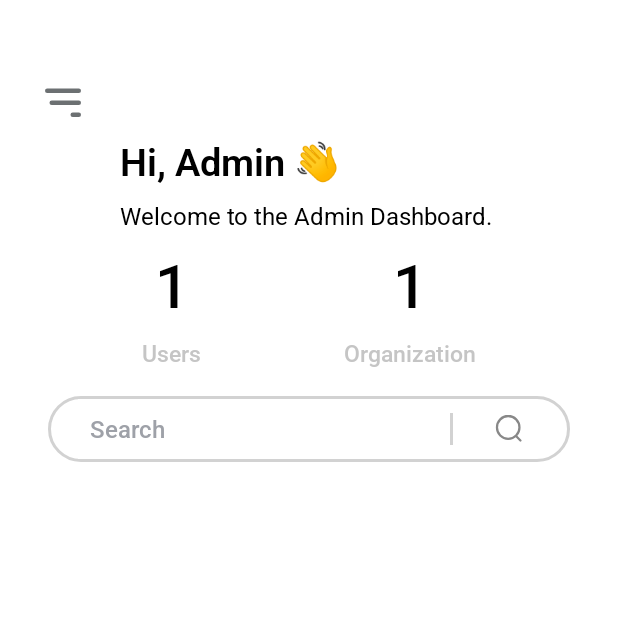
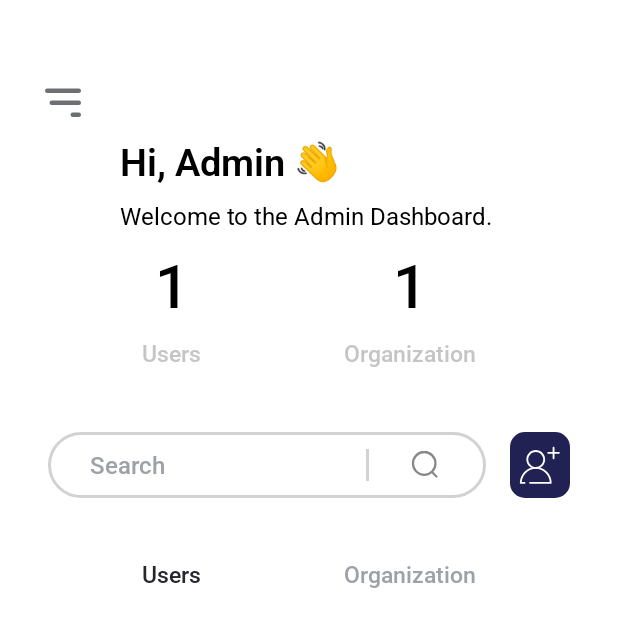
Before and after one commit to BekaBratan/UniHub, an Android app: the fragment AdminPageFragment shown on its own in the app's theme, on a phone screen of 412 x 824 dp. Shown: the top 627 px of the screen. Run offline under Robolectric (Android 15) with nearby library versions, the phone set to English and light mode, and no system bars.

Commit message:
Add user management UI elements and icons in AdminPageFragment

```diff
--- /dev/null
+++ b/app/src/main/res/drawable/sh_10dp.xml
@@ -0,0 +1,4 @@
+<?xml version="1.0" encoding="utf-8"?>
+<shape xmlns:android="http://schemas.android.com/apk/res/android">
+    <corners android:radius="10dp" />
+</shape>
--- /dev/null
+++ b/app/src/main/res/drawable/sh_8dp.xml
@@ -0,0 +1,4 @@
+<?xml version="1.0" encoding="utf-8"?>
+<shape xmlns:android="http://schemas.android.com/apk/res/android">
+    <corners android:radius="8dp" />
+</shape>
--- a/app/src/main/res/layout/fragment_admin_page.xml
+++ b/app/src/main/res/layout/fragment_admin_page.xml
@@ -111,19 +111,27 @@
         app:layout_constraintTop_toBottomOf="@+id/tvOrganizationsCount"/>
 
     <LinearLayout
-        android:id="@+id/llSearch"
+        android:id="@+id/llSearchUsers"
         android:layout_width="match_parent"
         android:layout_height="wrap_content"
         android:orientation="horizontal"
-        android:layout_marginTop="18dp"
+        android:layout_marginTop="42dp"
+        android:gravity="center_vertical"
+        android:layout_marginHorizontal="32dp"
+        app:layout_constraintTop_toBottomOf="@+id/tvUsers"
+        app:layout_constraintStart_toStartOf="parent"
+        app:layout_constraintEnd_toEndOf="parent">
+
+        <LinearLayout
+            android:id="@+id/llSearch"
+            android:layout_width="0dp"
+            android:layout_height="wrap_content"
+            android:orientation="horizontal"
             android:paddingHorizontal="20dp"
             android:paddingVertical="2dp"
             android:gravity="center_vertical"
             android:background="@drawable/sh_stroke_2dp"
-        android:layout_marginHorizontal="32dp"
-        app:layout_constraintTop_toBottomOf="@+id/tvUsers"
-        app:layout_constraintStart_toStartOf="parent"
-        app:layout_constraintEnd_toEndOf="parent">
+            android:layout_weight="1">
 
             <TextView
                 android:id="@+id/etSearch"
@@ -159,4 +167,65 @@
 
         </LinearLayout>
 
+        <LinearLayout
+            android:id="@+id/btnAddUser"
+            android:layout_width="40dp"
+            android:layout_height="match_parent"
+            android:background="@drawable/sh_10dp"
+            android:backgroundTint="@color/blue_800"
+            android:gravity="center"
+            android:layout_marginStart="16dp">
+
+            <ImageButton
+                android:layout_width="30dp"
+                android:layout_height="30dp"
+                android:background="@color/transparent"
+                android:src="@drawable/ic_add_user"/>
+
+        </LinearLayout>
+
+    </LinearLayout>
+
+    <TextView
+        android:id="@+id/tvUsersList"
+        android:layout_width="wrap_content"
+        android:layout_height="wrap_content"
+        android:layout_marginTop="40dp"
+        android:textSize="15sp"
+        android:fontFamily="@font/roboto_medium"
+        android:textColor="@color/black_900"
+        android:ellipsize="end"
+        android:text="Users"
+        android:layout_weight="1"
+        app:layout_constraintStart_toStartOf="parent"
+        app:layout_constraintEnd_toStartOf="@+id/tvOrganizationsList"
+        app:layout_constraintTop_toBottomOf="@+id/llSearchUsers"/>
+
+    <TextView
+        android:id="@+id/tvOrganizationsList"
+        android:layout_width="wrap_content"
+        android:layout_height="wrap_content"
+        android:layout_marginTop="40dp"
+        android:textSize="15sp"
+        android:fontFamily="@font/roboto_medium"
+        android:textColor="@color/grey_600"
+        android:ellipsize="end"
+        android:text="Organization"
+        android:layout_weight="1"
+        app:layout_constraintStart_toEndOf="@+id/tvUsersList"
+        app:layout_constraintEnd_toEndOf="parent"
+        app:layout_constraintTop_toBottomOf="@+id/llSearchUsers"/>
+
+    <androidx.recyclerview.widget.RecyclerView
+        android:id="@+id/rvUserClubList"
+        android:layout_width="match_parent"
+        android:layout_height="wrap_content"
+        android:layout_marginTop="20dp"
+        android:paddingTop="12dp"
+        android:layout_marginBottom="16dp"
+        android:layout_marginHorizontal="24dp"
+        app:layout_constraintTop_toBottomOf="@+id/tvUsersList"
+        app:layout_constraintStart_toStartOf="parent"
+        app:layout_constraintEnd_toEndOf="parent"/>
+
 </androidx.constraintlayout.widget.ConstraintLayout>
--- a/app/src/main/res/values/colors.xml
+++ b/app/src/main/res/values/colors.xml
@@ -2,6 +2,7 @@
 <resources>
     <color name="black_1000">#FF000000</color>
     <color name="black_900">#27252E</color>
+    <color name="black_800">#323C47</color>
     <color name="white_1000">#FFFFFFFF</color>
     <color name="white_900">#FBFBFB</color>
     <color name="transparent">#00FFFFFF</color>
```
Also changed, not shown: app/src/main/res/drawable/ic_checked.xml (added, +15 -0 lines), app/src/main/res/drawable/ic_trash.xml (added, +24 -0 lines), app/src/main/res/drawable/ic_unchecked.xml (added, +11 -0 lines), app/src/main/res/layout/item_user_admin.xml (added, +45 -0 lines). Lines whose indentation alone changed are shown as unchanged.
